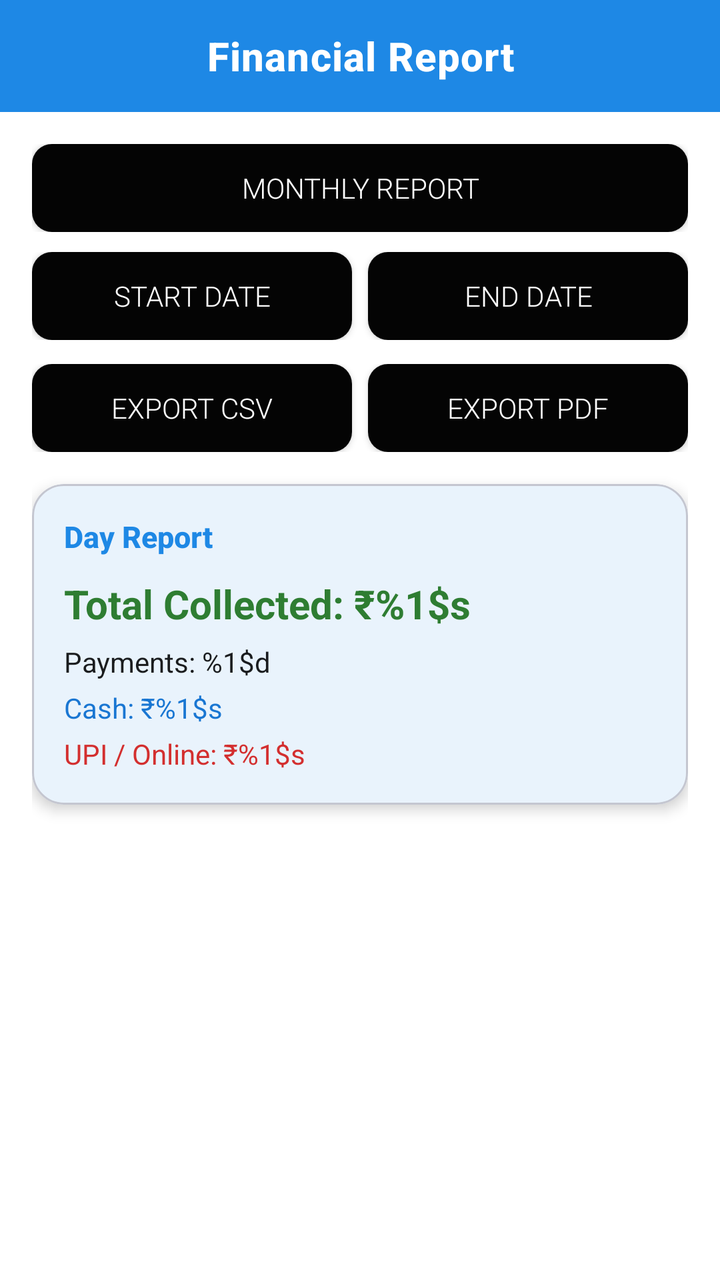
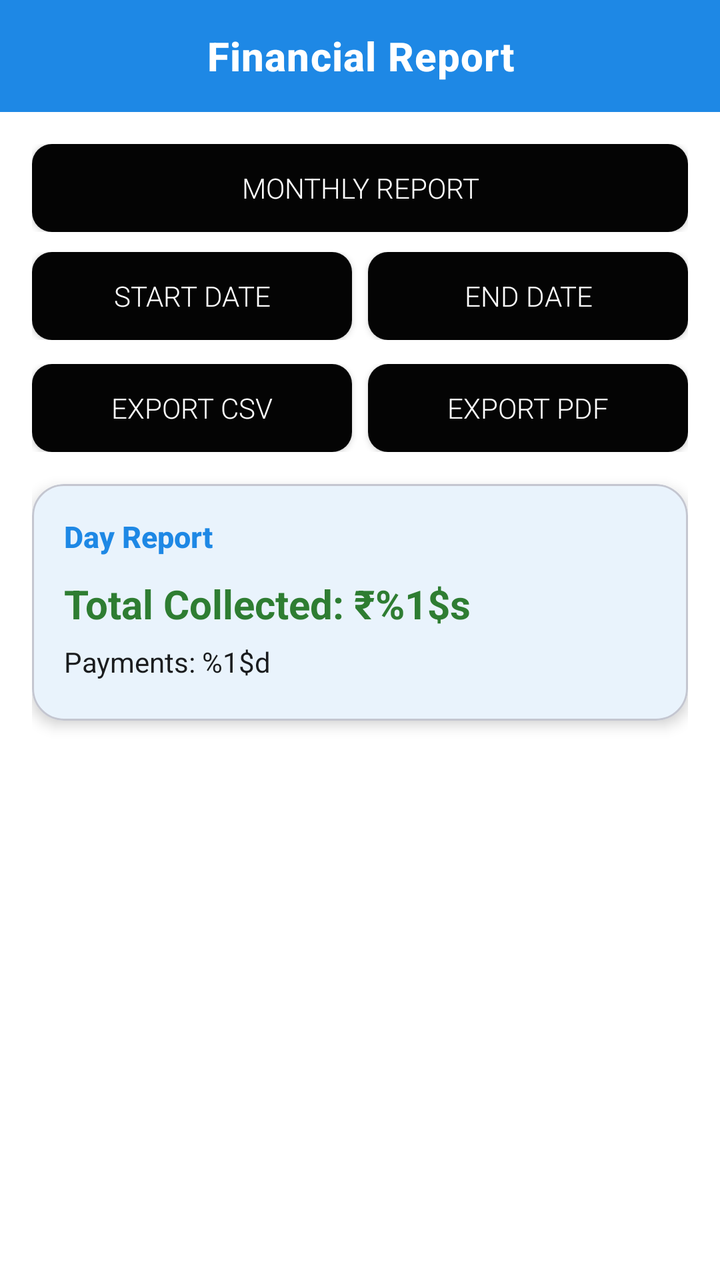

Screens rendered from an Android XML layout before and after an edit, with the pre-edit source and the edit as a unified diff.
<!-- AndroidManifest.xml: activity theme Theme.VinayakaCableNetwork -->
<!-- res/layout/activity_report.xml -->
<?xml version="1.0" encoding="utf-8"?>
<LinearLayout xmlns:android="http://schemas.android.com/apk/res/android"
    xmlns:app="http://schemas.android.com/apk/res-auto"
    android:layout_width="match_parent"
    android:layout_height="match_parent"
    android:orientation="vertical"
    android:background="?attr/colorSurface">

    
    <TextView
        android:layout_width="match_parent"
        android:layout_height="56dp"
        android:text="@string/financial_report"
        android:textSize="20sp"
        android:textStyle="bold"
        android:fontFamily="sans-serif-medium"
        android:textColor="#FFFFFF"
        android:background="?attr/colorPrimary"
        android:gravity="center"
        android:letterSpacing="0.02" />

    
    <androidx.core.widget.NestedScrollView
        android:layout_width="match_parent"
        android:layout_height="0dp"
        android:layout_weight="1"
        android:clipToPadding="false"
        android:paddingBottom="16dp">

        <LinearLayout
            android:layout_width="match_parent"
            android:layout_height="wrap_content"
            android:orientation="vertical"
            android:padding="16dp">

            
            <LinearLayout
                android:layout_width="match_parent"
                android:layout_height="wrap_content"
                android:orientation="horizontal"
                android:layout_marginBottom="10dp">

                <Button
                    android:id="@+id/btnMonthly"
                    android:layout_width="0dp"
                    android:layout_weight="1"
                    android:layout_height="44dp"
                    android:text="@string/monthly_report"
                    android:textColor="#FFFFFF"
                    android:fontFamily="sans-serif-light"
                    android:background="@drawable/bg_button_ripple"
                    app:backgroundTint="@null" />

            </LinearLayout>

            
            <LinearLayout
                android:layout_width="match_parent"
                android:layout_height="wrap_content"
                android:orientation="horizontal"
                android:layout_marginBottom="12dp">

                <Button
                    android:id="@+id/btnStartDate"
                    android:layout_width="0dp"
                    android:layout_weight="1"
                    android:layout_height="44dp"
                    android:text="@string/start_date"
                    android:textColor="#FFFFFF"
                    android:fontFamily="sans-serif-light"
                    android:background="@drawable/bg_button_ripple"
                    app:backgroundTint="@null" />

                <Button
                    android:id="@+id/btnEndDate"
                    android:layout_width="0dp"
                    android:layout_weight="1"
                    android:layout_marginStart="8dp"
                    android:layout_height="44dp"
                    android:text="@string/end_date"
                    android:textColor="#FFFFFF"
                    android:fontFamily="sans-serif-light"
                    android:background="@drawable/bg_button_ripple"
                    app:backgroundTint="@null" />

            </LinearLayout>

            
            <LinearLayout
                android:layout_width="match_parent"
                android:layout_height="wrap_content"
                android:orientation="horizontal"
                android:layout_marginBottom="16dp">

                <Button
                    android:id="@+id/btnExcel"
                    android:layout_width="0dp"
                    android:layout_weight="1"
                    android:layout_height="44dp"
                    android:text="@string/export_csv"
                    android:textColor="#FFFFFF"
                    android:fontFamily="sans-serif-light"
                    android:background="@drawable/bg_button_ripple"
                    app:backgroundTint="@null" />

                <Button
                    android:id="@+id/btnPdf"
                    android:layout_width="0dp"
                    android:layout_weight="1"
                    android:layout_marginStart="8dp"
                    android:layout_height="44dp"
                    android:text="@string/export_pdf"
                    android:textColor="#FFFFFF"
                    android:fontFamily="sans-serif-light"
                    android:background="@drawable/bg_button_ripple"
                    app:backgroundTint="@null" />

            </LinearLayout>

            
            <com.google.android.material.card.MaterialCardView
                android:layout_width="match_parent"
                android:layout_height="wrap_content"
                android:layout_marginBottom="16dp"
                app:cardCornerRadius="16dp"
                app:cardElevation="4dp"
                app:cardBackgroundColor="?attr/colorSurface"
                app:strokeWidth="1dp"
                app:strokeColor="?attr/colorOutlineVariant">

                <LinearLayout
                    android:layout_width="match_parent"
                    android:layout_height="wrap_content"
                    android:orientation="vertical"
                    android:padding="16dp">

                    
                    <TextView
                        android:id="@+id/tvReportTitle"
                        android:layout_width="match_parent"
                        android:layout_height="wrap_content"
                        android:text="@string/day_report"
                        android:textSize="15sp"
                        android:textStyle="bold"
                        android:fontFamily="sans-serif-medium"
                        android:textColor="?attr/colorPrimary"
                        android:layout_marginBottom="10dp" />

                    <TextView
                        android:id="@+id/tvTotal"
                        android:layout_width="match_parent"
                        android:layout_height="wrap_content"
                        android:text="@string/total_collected"
                        android:textSize="20sp"
                        android:textStyle="bold"
                        android:textColor="#2E7D32"
                        android:layout_marginBottom="6dp" />

                    <TextView
                        android:id="@+id/tvCount"
                        android:layout_width="match_parent"
                        android:layout_height="wrap_content"
                        android:text="@string/payments_count"
                        android:textColor="?attr/colorOnSurface"
                        android:textSize="14sp"
                        android:layout_marginBottom="4dp" />

                    <TextView
                        android:id="@+id/tvCash"
                        android:layout_width="match_parent"
                        android:layout_height="wrap_content"
                        android:text="@string/cash_amount"
                        android:textSize="14sp"
                        android:textColor="#1976D2"
                        android:layout_marginBottom="4dp" />

                    <TextView
                        android:id="@+id/tvUPI"
                        android:layout_width="match_parent"
                        android:layout_height="wrap_content"
                        android:text="@string/upi_amount"
                        android:textSize="14sp"
                        android:textColor="#D32F2F" />

                </LinearLayout>
            </com.google.android.material.card.MaterialCardView>

            
            <ProgressBar
                android:id="@+id/progressBarReport"
                android:layout_width="wrap_content"
                android:layout_height="wrap_content"
                android:layout_gravity="center"
                android:visibility="gone" />

            
            <TextView
                android:id="@+id/tvEmpty"
                android:layout_width="match_parent"
                android:layout_height="wrap_content"
                android:text="@string/no_payments_found"
                android:gravity="center"
                android:textSize="15sp"
                android:textColor="?attr/colorOnSurfaceVariant"
                android:padding="32dp"
                android:visibility="gone" />

            
            <androidx.recyclerview.widget.RecyclerView
                android:id="@+id/recyclerReport"
                android:layout_width="match_parent"
                android:layout_height="wrap_content"
                android:nestedScrollingEnabled="false" />

        </LinearLayout>
    </androidx.core.widget.NestedScrollView>

</LinearLayout>
<!-- resources referenced by this layout -->
<resources>
  <!-- drawable bg_button_ripple (drawable) -->
  <?xml version="1.0" encoding="utf-8"?>
  <ripple xmlns:android="http://schemas.android.com/apk/res/android"
      android:color="#4DFFFFFF"> 
      <item>
          <shape android:shape="rectangle">
              <solid android:color="#040404" /> 
              <corners android:radius="10dp" /> 
          </shape>
      </item>
  </ripple>
  <string name="cash_amount">Cash: ₹%1$s</string>
  <string name="day_report">Day Report</string>
  <string name="end_date">End Date</string>
  <string name="export_csv">Export CSV</string>
  <string name="export_pdf">Export PDF</string>
  <string name="financial_report">Financial Report</string>
  <string name="monthly_report">Monthly Report</string>
  <string name="no_payments_found">No payments found for this period.</string>
  <string name="payments_count">Payments: %1$d</string>
  <string name="start_date">Start Date</string>
  <string name="total_collected">Total Collected: ₹%1$s</string>
  <string name="upi_amount">UPI / Online: ₹%1$s</string>
  <style name="Theme.VinayakaCableNetwork" parent="Theme.Material3.DayNight.NoActionBar">
  
          
          <item name="colorPrimary">#90CAF9</item>
          <item name="colorOnPrimary">#003566</item>
          <item name="colorPrimaryContainer">#1565C0</item>
          <item name="colorOnPrimaryContainer">#D6E8FC</item>
  
          
          <item name="colorSecondary">#A5D6A7</item>
          <item name="colorOnSecondary">#1B5E20</item>
          <item name="colorSecondaryContainer">#2E7D32</item>
          <item name="colorOnSecondaryContainer">#C8E6C9</item>
  
          
          <item name="colorTertiary">#80DEEA</item>
          <item name="colorOnTertiary">#004D56</item>
          <item name="colorTertiaryContainer">#00696F</item>
          <item name="colorOnTertiaryContainer">#B2EBF2</item>
  
          
          <item name="colorError">#F28B82</item>
          <item name="colorOnError">#7F0000</item>
          <item name="colorErrorContainer">#B71C1C</item>
          <item name="colorOnErrorContainer">#FFCDD2</item>
  
          
          <item name="colorSurface">#1E1E1E</item>
          <item name="colorOnSurface">#E2E2E6</item>
          <item name="colorSurfaceVariant">#2C2C2C</item>
          <item name="colorOnSurfaceVariant">#C4C6D0</item>
          <item name="android:colorBackground">#121212</item>
          <item name="colorOnBackground">#E2E2E6</item>
  
          
          <item name="colorOutline">#8E9099</item>
          <item name="colorOutlineVariant">#44474F</item>
  
      </style>
</resources>

<!-- the commit's change to res/layout/activity_report.xml (unified diff, before → after) -->
@@ -165,22 +165,12 @@
                         android:textSize="14sp"
                         android:layout_marginBottom="4dp" />
 
-                    <TextView
-                        android:id="@+id/tvCash"
-                        android:layout_width="match_parent"
-                        android:layout_height="wrap_content"
-                        android:text="@string/cash_amount"
-                        android:textSize="14sp"
-                        android:textColor="#1976D2"
-                        android:layout_marginBottom="4dp" />
-
-                    <TextView
-                        android:id="@+id/tvUPI"
-                        android:layout_width="match_parent"
-                        android:layout_height="wrap_content"
-                        android:text="@string/upi_amount"
-                        android:textSize="14sp"
-                        android:textColor="#D32F2F" />
+                    
+                    <LinearLayout
+                        android:id="@+id/modeBreakdownContainer"
+                        android:layout_width="match_parent"
+                        android:layout_height="wrap_content"
+                        android:orientation="vertical" />
 
                 </LinearLayout>
             </com.google.android.material.card.MaterialCardView>
<!-- resource entries referenced after the edit -->
@@ -11,7 +11,6 @@
           </shape>
       </item>
   </ripple>
-  <string name="cash_amount">Cash: ₹%1$s</string>
   <string name="day_report">Day Report</string>
   <string name="end_date">End Date</string>
   <string name="export_csv">Export CSV</string>
@@ -22,7 +21,6 @@
   <string name="payments_count">Payments: %1$d</string>
   <string name="start_date">Start Date</string>
   <string name="total_collected">Total Collected: ₹%1$s</string>
-  <string name="upi_amount">UPI / Online: ₹%1$s</string>
   <style name="Theme.VinayakaCableNetwork" parent="Theme.Material3.DayNight.NoActionBar">
   
           
